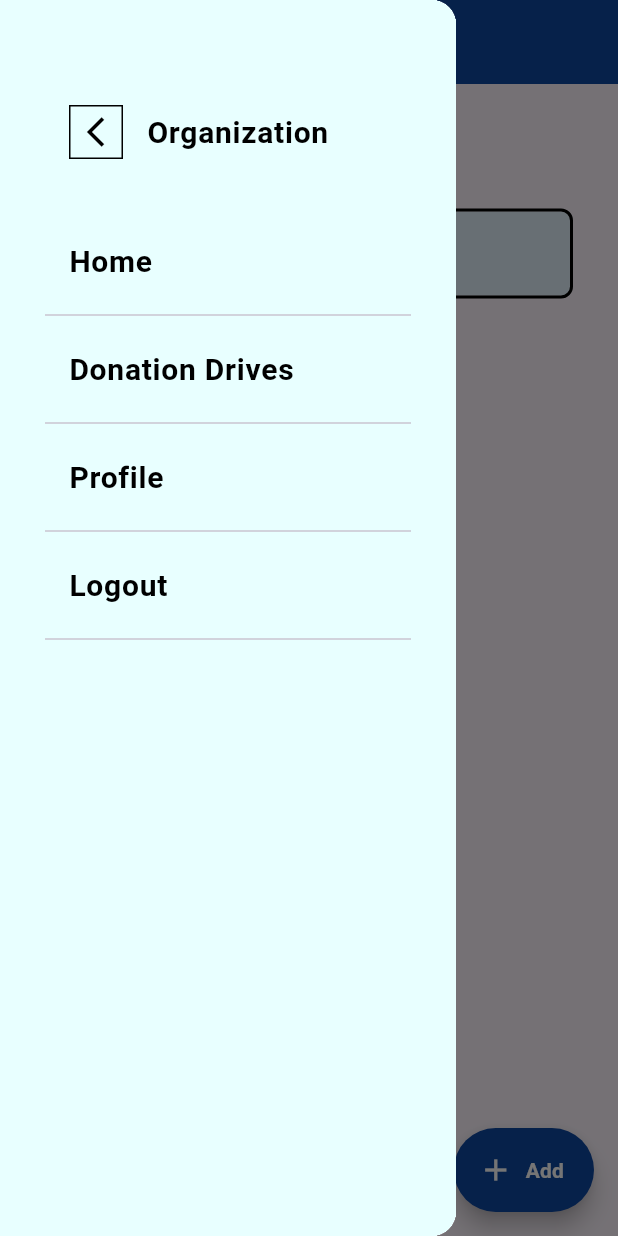
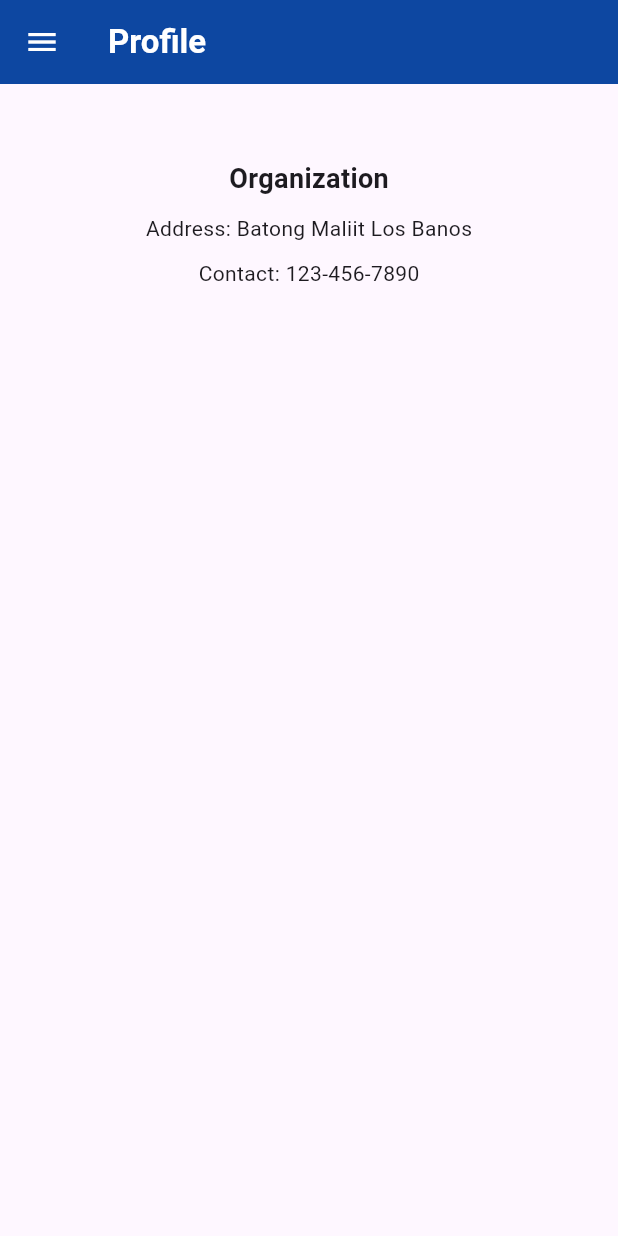
Before and after one commit to jvcerezo/cmsc23-project, a Flutter app: the DonationDrivePage screen opened by its route, in the side drawer, after a tap on "Profile", on a phone screen of 412 x 824 dp. Run offline on Flutter 3.47's test engine with Material 3 defaults, Android fonts, the phone set to English and light mode, and no system bars; our stand-ins replace cloud_firestore, firebase_auth, firebase_core; accounts and stored records are empty; statements that could not run were skipped.

Commit message:
added org profile page

```diff
--- a/elbigayan/lib/main.dart
+++ b/elbigayan/lib/main.dart
@@ -4,6 +4,7 @@ import 'package:elbigayan/pages/organization/orghome_page.dart';
 import 'package:elbigayan/pages/Donor/donorhome_page.dart';
 import 'package:elbigayan/pages/Donor/donorprofile_page.dart';
 import 'package:elbigayan/pages/Donor/donation_page.dart';
+import 'package:elbigayan/pages/organization/orgprofile_page.dart';
 import 'package:flutter/material.dart';
 import 'package:firebase_core/firebase_core.dart';
 import 'package:elbigayan/pages/sign_in.dart ';
@@ -60,10 +61,12 @@ class MyApp extends StatelessWidget {
       routes: {
         '/donation-drives': (context) => const DonationDrivePage(),
         '/organization': (context) => const OrganizationHomePage(),
+        '/organization-profile': (context) => const OrgProfilePage(),
         '/donor-home': (context) => const DonorHomePage(),
         '/donor-profile': (context) => const DonorProfilePage(),
         '/donor-donation': (context) => const DonationPage(),
         '/admin': (context) => const AdminDashboard(),
+
       },
     );
   }
--- /dev/null
+++ b/elbigayan/lib/pages/organization/orgprofile_page.dart
@@ -0,0 +1,49 @@
+import 'package:elbigayan/widgets/organizationProfile_widget.dart';
+import 'package:elbigayan/widgets/orgappdrawer_widget.dart';
+import 'package:flutter/material.dart';
+import 'package:elbigayan/widgets/donorappdrawer_widget.dart';
+import 'package:elbigayan/widgets/donorProfile_widget.dart';
+
+
+class OrgProfilePage extends StatefulWidget{
+  const OrgProfilePage({super.key});
+
+  @override
+  State<OrgProfilePage> createState()=> _OrgProfilePagePageState();
+}
+
+class _OrgProfilePagePageState extends State<OrgProfilePage>{
+
+  @override
+  Widget build (BuildContext context){
+    const TextStyle defaultTextStyle= TextStyle(
+      color:Colors.black,
+      fontSize:20.0,
+      fontWeight:FontWeight.bold,
+    );
+    return Scaffold(
+      drawer: const OrganizationAppDrawer(),
+      appBar:AppBar(
+        title: const Text(
+          "Profile",
+          style: TextStyle(color:Colors.white,fontWeight:FontWeight.bold),
+        ),
+        backgroundColor:Colors.blue[900],
+        iconTheme: const IconThemeData(color: Colors.white),
+      ),
+      body:Container(
+        margin:const EdgeInsets.fromLTRB(30, 30, 30, 0),
+        child: SingleChildScrollView(
+          child:Center(
+            child:Column(
+              crossAxisAlignment:CrossAxisAlignment.start,
+              children:[
+                OrgProfile(),
+              ],
+            ),
+          ),
+        ),
+      ),
+    );
+  }
+}
--- /dev/null
+++ b/elbigayan/lib/widgets/organizationProfile_widget.dart
@@ -0,0 +1,30 @@
+import 'package:flutter/material.dart';
+
+class OrgProfile extends StatelessWidget {
+  const OrgProfile({Key? key}) : super(key: key);
+
+  @override
+  Widget build(BuildContext context) {
+    // Dummy data
+    String username = 'Organization';
+    String address = 'Batong Maliit Los Banos';
+    String contact = '123-456-7890';
+
+    return Column(
+      children: [
+        const SizedBox(height: 20),
+        Text(
+          username,
+          style: TextStyle(
+            fontSize: 18,
+            fontWeight: FontWeight.bold,
+          ),
+        ),
+        const SizedBox(height: 10), // Add some spacing
+        Text('Address: $address'),
+        const SizedBox(height: 10), // Add some spacing
+        Text('Contact: $contact'),
+      ],
+    );
+  }
+}
--- a/elbigayan/lib/widgets/orgappdrawer_widget.dart
+++ b/elbigayan/lib/widgets/orgappdrawer_widget.dart
@@ -84,7 +84,10 @@ class OrganizationAppDrawer extends StatelessWidget {
               ),
               onTap: (
 
-              ) {},
+              ) {
+                Navigator.pop(context);
+                Navigator.pushNamed(context,'/organization-profile');
+              },
             ),
             const Divider(),
             ListTile(
```
